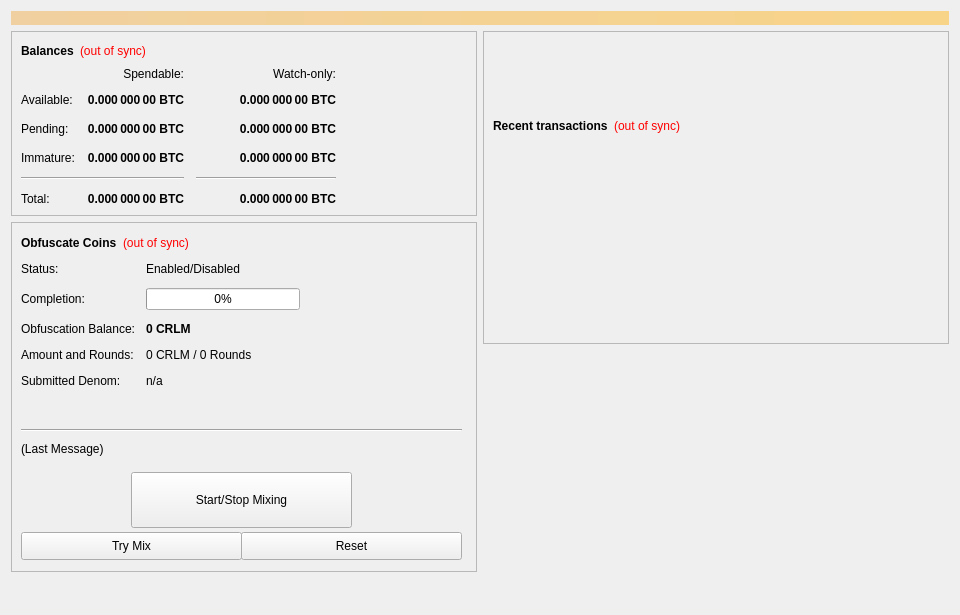
First picture: the form in SlatechainCore/src/qt/forms/overviewpage.ui, repository npq7721/coproject, before the edit.
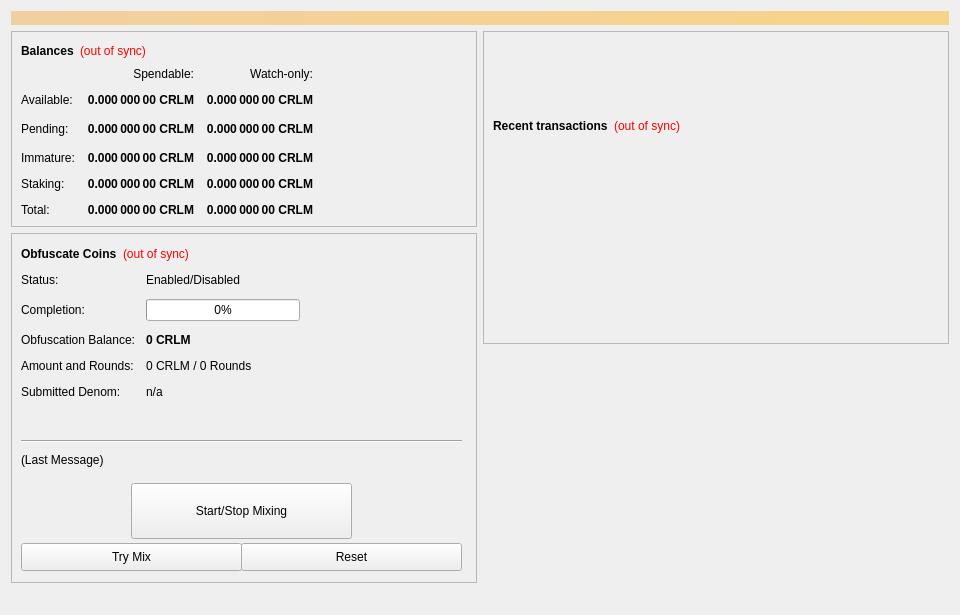
Second picture: the form after the edit.

Commit message: fixing staking display bug

Patch:
```diff
--- a/SlatechainCore/src/qt/forms/overviewpage.ui
+++ b/SlatechainCore/src/qt/forms/overviewpage.ui
@@ -118,7 +118,7 @@
                <string>Unconfirmed transactions to watch-only addresses</string>
               </property>
               <property name="text">
-               <string notr="true">0.000 000 00 BTC</string>
+               <string notr="true">0.000 000 00 CRLM</string>
               </property>
               <property name="alignment">
                <set>Qt::AlignRight|Qt::AlignTrailing|Qt::AlignVCenter</set>
@@ -143,7 +143,7 @@
                <string>Total of transactions that have yet to be confirmed, and do not yet count toward the spendable balance</string>
               </property>
               <property name="text">
-               <string notr="true">0.000 000 00 BTC</string>
+               <string notr="true">0.000 000 00 CRLM</string>
               </property>
               <property name="alignment">
                <set>Qt::AlignRight|Qt::AlignTrailing|Qt::AlignVCenter</set>
@@ -168,7 +168,7 @@
                <string>Staked or masternode rewards in watch-only addresses that has not yet matured</string>
               </property>
               <property name="text">
-               <string notr="true">0.000 000 00 BTC</string>
+               <string notr="true">0.000 000 00 CRLM</string>
               </property>
               <property name="alignment">
                <set>Qt::AlignRight|Qt::AlignTrailing|Qt::AlignVCenter</set>
@@ -178,14 +178,71 @@
               </property>
              </widget>
             </item>
-            <item row="4" column="0" colspan="2">
+            <!--<item row="4" column="0" colspan="2">
              <widget class="Line" name="lineSpendableBalance">
               <property name="orientation">
                <enum>Qt::Horizontal</enum>
               </property>
              </widget>
+            </item>-->
+            <item row="4" column="0">
+             <widget class="QLabel" name="labelStakingText">
+              <property name="text">
+               <string>Staking:</string>
+              </property>
+             </widget>
+            </item>
+            <item row="4" column="1">
+             <widget class="QLabel" name="labelStaking">
+              <property name="font">
+               <font>
+                <weight>75</weight>
+                <bold>true</bold>
+               </font>
+              </property>
+              <property name="cursor">
+               <cursorShape>IBeamCursor</cursorShape>
+              </property>
+              <property name="toolTip">
+               <string>Current Staking CRML amount</string>
+              </property>
+              <property name="text">
+               <string notr="true">0.000 000 00 CRLM</string>
+              </property>
+              <property name="alignment">
+               <set>Qt::AlignRight|Qt::AlignTrailing|Qt::AlignVCenter</set>
+              </property>
+              <property name="textInteractionFlags">
+               <set>Qt::LinksAccessibleByMouse|Qt::TextSelectableByKeyboard|Qt::TextSelectableByMouse</set>
+              </property>
+             </widget>
             </item>
             <item row="4" column="2">
+             <widget class="QLabel" name="labelWatchStaking">
+              <property name="font">
+               <font>
+                <weight>75</weight>
+                <bold>true</bold>
+               </font>
+              </property>
+              <property name="cursor">
+               <cursorShape>IBeamCursor</cursorShape>
+              </property>
+              <property name="toolTip">
+               <string>Staking coins in watch-only addresses</string>
+              </property>
+              <property name="text">
+               <string notr="true">0.000 000 00 CRLM</string>
+              </property>
+              <property name="alignment">
+               <set>Qt::AlignRight|Qt::AlignTrailing|Qt::AlignVCenter</set>
+              </property>
+              <property name="textInteractionFlags">
+               <set>Qt::LinksAccessibleByMouse|Qt::TextSelectableByKeyboard|Qt::TextSelectableByMouse</set>
+              </property>
+             </widget>
+            </item>
+            <!--<item row="4" column="2">
              <widget class="Line" name="lineWatchBalance">
               <property name="sizePolicy">
                <sizepolicy hsizetype="Preferred" vsizetype="Fixed">
@@ -203,7 +260,7 @@
                <enum>Qt::Horizontal</enum>
               </property>
              </widget>
-            </item>
+            </item>-->
             <item row="5" column="0">
              <widget class="QLabel" name="labelTotalText">
               <property name="text">
@@ -226,7 +283,7 @@
                <string>Staked or masternode rewards that has not yet matured</string>
               </property>
               <property name="text">
-               <string notr="true">0.000 000 00 BTC</string>
+               <string notr="true">0.000 000 00 CRLM</string>
               </property>
               <property name="alignment">
                <set>Qt::AlignRight|Qt::AlignTrailing|Qt::AlignVCenter</set>
@@ -271,7 +328,7 @@
                <string>Your current total balance</string>
               </property>
               <property name="text">
-               <string notr="true">0.000 000 00 BTC</string>
+               <string notr="true">0.000 000 00 CRLM</string>
               </property>
               <property name="alignment">
                <set>Qt::AlignRight|Qt::AlignTrailing|Qt::AlignVCenter</set>
@@ -296,7 +353,7 @@
                <string>Current total balance in watch-only addresses</string>
               </property>
               <property name="text">
-               <string notr="true">0.000 000 00 BTC</string>
+               <string notr="true">0.000 000 00 CRLM</string>
               </property>
               <property name="alignment">
                <set>Qt::AlignRight|Qt::AlignTrailing|Qt::AlignVCenter</set>
@@ -338,7 +395,7 @@
                <string>Your current spendable balance</string>
               </property>
               <property name="text">
-               <string notr="true">0.000 000 00 BTC</string>
+               <string notr="true">0.000 000 00 CRLM</string>
               </property>
               <property name="alignment">
                <set>Qt::AlignRight|Qt::AlignTrailing|Qt::AlignVCenter</set>
@@ -363,7 +420,7 @@
                <string>Your current balance in watch-only addresses</string>
               </property>
               <property name="text">
-               <string notr="true">0.000 000 00 BTC</string>
+               <string notr="true">0.000 000 00 CRLM</string>
               </property>
               <property name="alignment">
                <set>Qt::AlignRight|Qt::AlignTrailing|Qt::AlignVCenter</set>
```
The commit also changes 6 other files.
